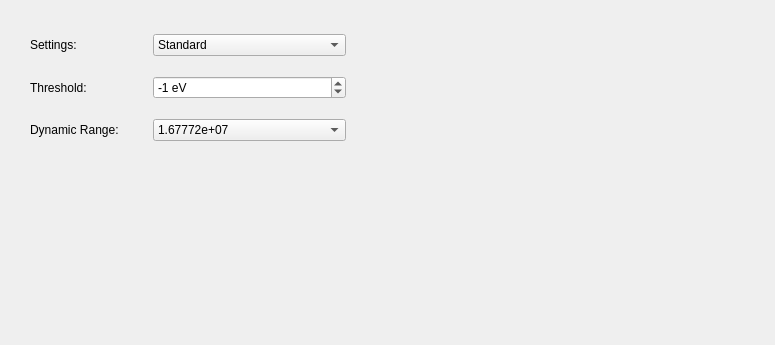
Before: the Qt Designer form slsDetectorGui/forms/form_tab_settings.ui in slsdetectorgroup/slsDetectorPackage, drawn with Qt 5.
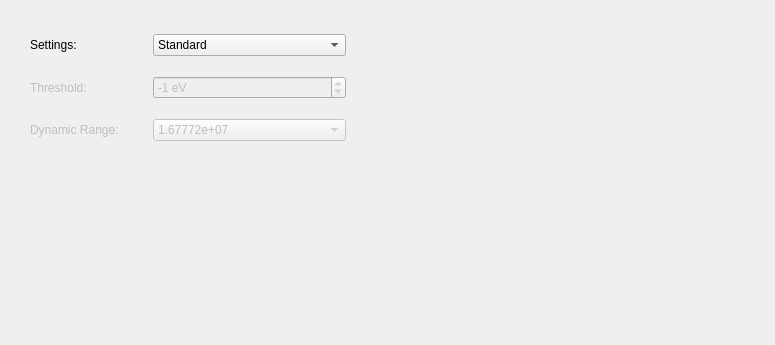
After: the same form once the commit is applied.

Diff of the .ui file:
```diff
--- a/slsDetectorGui/forms/form_tab_settings.ui
+++ b/slsDetectorGui/forms/form_tab_settings.ui
@@ -43,6 +43,9 @@
    <layout class="QGridLayout" name="gridLayout">
     <item row="2" column="0">
      <widget class="QLabel" name="lblDynamicRange">
+      <property name="enabled">
+       <bool>false</bool>
+      </property>
       <property name="text">
        <string>Dynamic Range:</string>
       </property>
@@ -144,6 +147,9 @@
     </item>
     <item row="1" column="0">
      <widget class="QLabel" name="lblThreshold">
+      <property name="enabled">
+       <bool>false</bool>
+      </property>
       <property name="text">
        <string>Threshold:</string>
       </property>
@@ -167,6 +173,9 @@
     </item>
     <item row="2" column="2" colspan="2">
      <widget class="QComboBox" name="comboDynamicRange">
+      <property name="enabled">
+       <bool>false</bool>
+      </property>
       <item>
        <property name="text">
         <string>1.67772e+07</string>
@@ -198,6 +207,9 @@
     </item>
     <item row="1" column="2" colspan="2">
      <widget class="QSpinBox" name="spinThreshold">
+      <property name="enabled">
+       <bool>false</bool>
+      </property>
       <property name="keyboardTracking">
        <bool>false</bool>
       </property>
```
Left out of the diff: 6 changed lines with no effect on the pictures.
